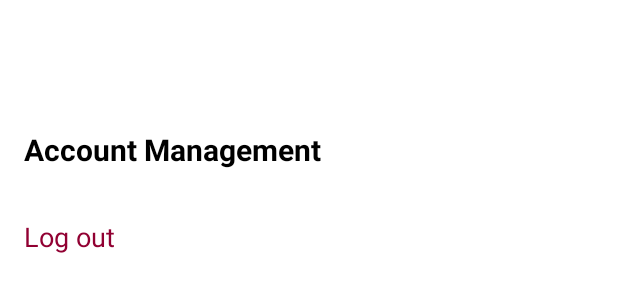
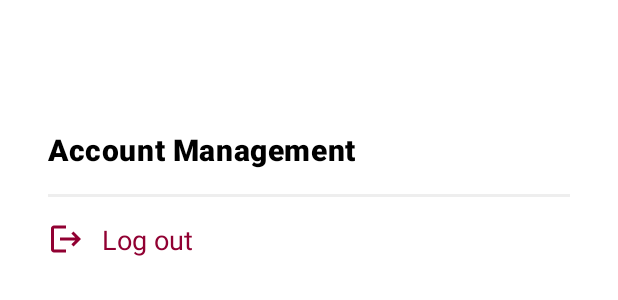
Before and after one commit to hamtadevosyan09/SolveStackAdmin, an Android app: the layout fragment_settings.xml on its own in the app's theme, with its tools: preview values and no code run, on a phone screen of 412 x 824 dp. Shown: the top 300 px of the screen. Run offline under Robolectric (Android 15) with nearby library versions, the light colour scheme and no system bars.

Commit message:
Admin app

```diff
--- /dev/null
+++ b/app/src/main/res/drawable/ic_logout.xml
@@ -0,0 +1,11 @@
+<vector xmlns:android="http://schemas.android.com/apk/res/android"
+    android:width="24dp"
+    android:height="24dp"
+    android:viewportWidth="24"
+    android:viewportHeight="24"
+    android:tint="@color/red"
+    android:autoMirrored="true">
+    <path
+        android:fillColor="@color/red"
+        android:pathData="M17,7l-1.41,1.41L18.17,11H8v2h10.17l-2.58,2.58L17,17l5,-5zM4,5h8V3H4c-1.1,0 -2,0.9 -2,2v14c0,1.1 0.9,2 2,2h8v-2H4V5z"/>
+</vector>
--- a/app/src/main/res/layout/fragment_settings.xml
+++ b/app/src/main/res/layout/fragment_settings.xml
@@ -1,6 +1,7 @@
 <?xml version="1.0" encoding="utf-8"?>
 <LinearLayout xmlns:android="http://schemas.android.com/apk/res/android"
     xmlns:tools="http://schemas.android.com/tools"
+    xmlns:app="http://schemas.android.com/apk/res-auto"
     android:id="@+id/main"
     android:layout_width="match_parent"
     android:layout_height="match_parent"
@@ -8,13 +9,11 @@
     android:orientation="vertical"
     tools:context=".SettingsFragment">
 
-
     <LinearLayout
-
-   android:layout_width="wrap_content"
+        android:layout_width="match_parent"
         android:layout_height="wrap_content"
-       android:orientation="vertical">
-
+        android:orientation="vertical"
+        android:layout_marginHorizontal="16dp">
 
         <TextView
             android:layout_width="match_parent"
@@ -24,8 +23,15 @@
             android:text="Account Management"
             android:textColor="@color/black"
             android:textSize="20sp"
-       android:textStyle="bold" />
+            android:textStyle="bold"
+            android:letterSpacing="0.02"
+            android:fontFamily="sans-serif-medium" />
 
+        <View
+            android:layout_width="match_parent"
+            android:layout_height="2dp"
+            android:background="#EEEEEE"
+            android:layout_marginHorizontal="16dp" />
 
         <TextView
             android:id="@+id/log_out"
@@ -34,10 +40,12 @@
             android:padding="16dp"
             android:text="Log out"
             android:textColor="@color/red"
-        android:textSize="18sp" />
-
+            android:textSize="18sp"
+            android:fontFamily="sans-serif"
+            android:drawableStart="@drawable/ic_logout"
+            android:drawablePadding="12dp"
+            android:background="?attr/selectableItemBackground" />
 
     </LinearLayout>
 
-
 </LinearLayout>
```
Lines whose indentation alone changed are shown as unchanged.
